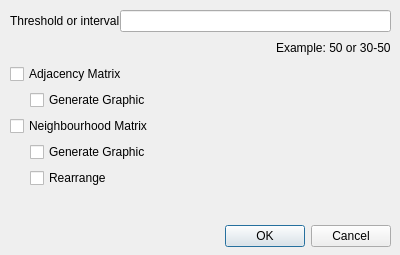
Qt form navi/gui/ui_src/generate_matrices.ui (ivancrneto/tcc) before a commit.
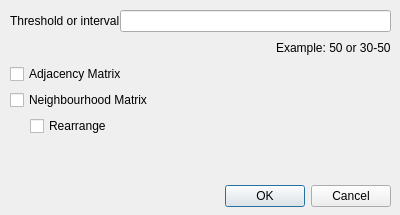
The same form after that commit.

Commit message: changing generate matrices dialog

Patch:
```diff
--- a/navi/gui/ui_src/generate_matrices.ui
+++ b/navi/gui/ui_src/generate_matrices.ui
@@ -7,7 +7,7 @@
     <x>0</x>
     <y>0</y>
     <width>400</width>
-    <height>255</height>
+    <height>215</height>
    </rect>
   </property>
   <property name="windowTitle">
@@ -17,7 +17,7 @@
    <property name="geometry">
     <rect>
      <x>50</x>
-     <y>220</y>
+     <y>180</y>
      <width>341</width>
      <height>32</height>
     </rect>
@@ -35,7 +35,7 @@
      <x>10</x>
      <y>10</y>
      <width>381</width>
-     <height>211</height>
+     <height>161</height>
     </rect>
    </property>
    <layout class="QVBoxLayout" name="verticalLayout">
@@ -109,29 +109,6 @@
       <property name="bottomMargin">
        <number>0</number>
       </property>
-      <item>
-       <spacer name="horizontalSpacer_2">
-        <property name="orientation">
-         <enum>Qt::Horizontal</enum>
-        </property>
-        <property name="sizeType">
-         <enum>QSizePolicy::Fixed</enum>
-        </property>
-        <property name="sizeHint" stdset="0">
-         <size>
-          <width>20</width>
-          <height>20</height>
-         </size>
-        </property>
-       </spacer>
-      </item>
-      <item>
-       <widget class="QCheckBox" name="generate_adj_graphic_checkbox">
-        <property name="text">
-         <string>Generate Graphic</string>
-        </property>
-       </widget>
-      </item>
      </layout>
     </item>
     <item>
@@ -146,29 +123,6 @@
       <property name="bottomMargin">
        <number>0</number>
       </property>
-      <item>
-       <spacer name="horizontalSpacer_3">
-        <property name="orientation">
-         <enum>Qt::Horizontal</enum>
-        </property>
-        <property name="sizeType">
-         <enum>QSizePolicy::Fixed</enum>
-        </property>
-        <property name="sizeHint" stdset="0">
-         <size>
-          <width>20</width>
-          <height>20</height>
-         </size>
-        </property>
-       </spacer>
-      </item>
-      <item>
-       <widget class="QCheckBox" name="generate_nbh_graphic_checkbox">
-        <property name="text">
-         <string>Generate Graphic</string>
-        </property>
-       </widget>
-      </item>
      </layout>
     </item>
     <item>
```
The commit also changes 6 other files.
